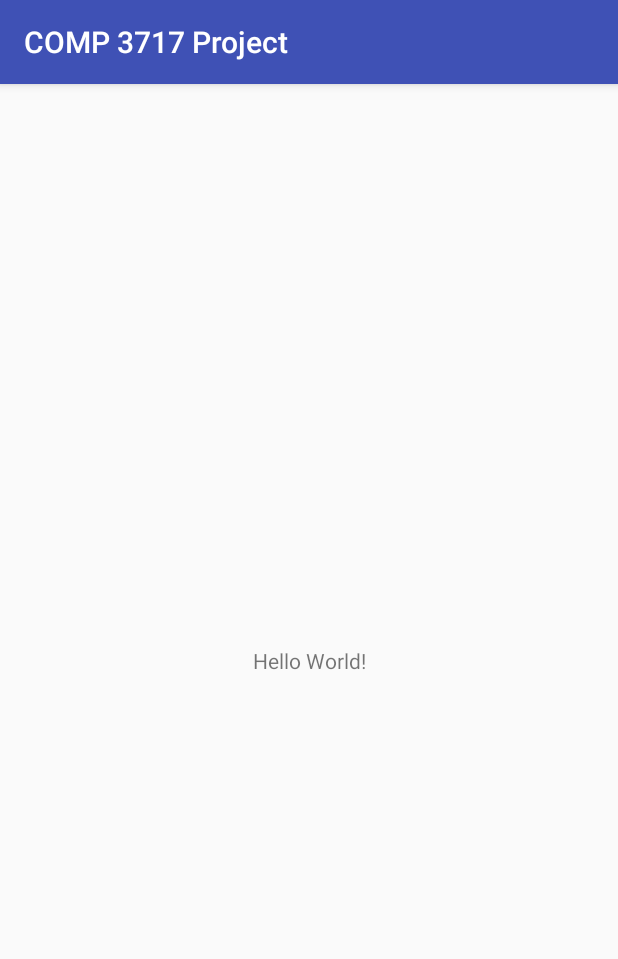
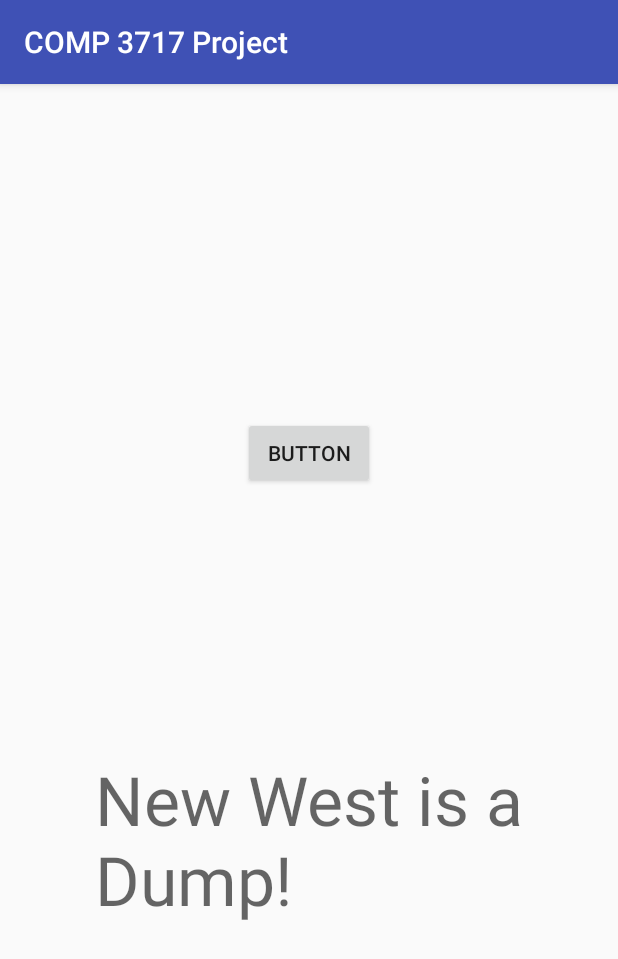
Before and after one commit to MMichael9/COMP3717Project, an Android app: the screen it shows after launch (MainActivity), on a phone screen of 412 x 824 dp. Shown: the top 959 px of the screen. Run offline under Robolectric (Android 15) with nearby library versions, the phone set to English and light mode, and no system bars.

Commit message:
Button Added and Text Changed

```diff
--- a/app/src/main/res/layout/activity_main.xml
+++ b/app/src/main/res/layout/activity_main.xml
@@ -7,12 +7,30 @@
     tools:context="ca.bcit.comp3717project.MainActivity">
 
     <TextView
-        android:layout_width="wrap_content"
-        android:layout_height="wrap_content"
-        android:text="Hello World!"
+        android:id="@+id/textView"
+        android:layout_width="286dp"
+        android:layout_height="199dp"
+        android:text="New West is a Dump!"
+        android:textAppearance="@style/TextAppearance.AppCompat.Display2"
         app:layout_constraintBottom_toBottomOf="parent"
         app:layout_constraintLeft_toLeftOf="parent"
         app:layout_constraintRight_toRightOf="parent"
-        app:layout_constraintTop_toTopOf="parent" />
+        app:layout_constraintTop_toTopOf="parent"
+        app:layout_constraintVertical_bias="0.785" />
+
+    <Button
+        android:id="@+id/button"
+        android:layout_width="wrap_content"
+        android:layout_height="wrap_content"
+        android:layout_marginBottom="8dp"
+        android:layout_marginEnd="8dp"
+        android:layout_marginStart="8dp"
+        android:layout_marginTop="8dp"
+        android:text="Button"
+        app:layout_constraintBottom_toBottomOf="parent"
+        app:layout_constraintEnd_toEndOf="parent"
+        app:layout_constraintStart_toStartOf="parent"
+        app:layout_constraintTop_toTopOf="parent"
+        app:layout_constraintVertical_bias="0.304" />
 
 </android.support.constraint.ConstraintLayout>
```
